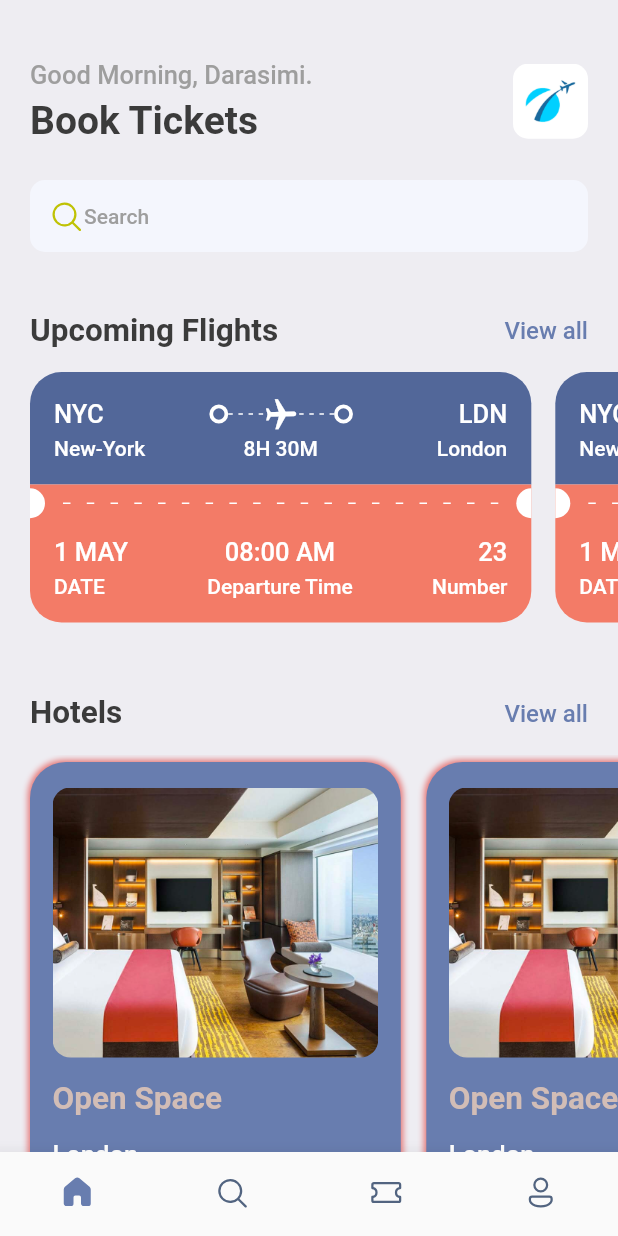
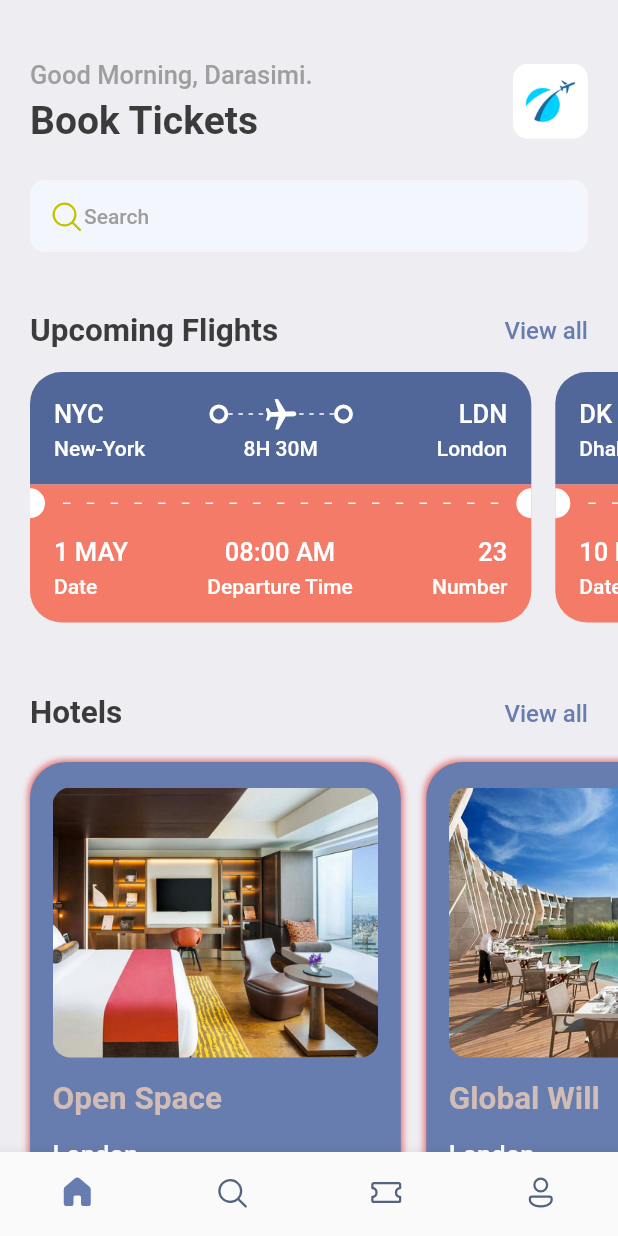
Before and after one commit to daraximi/flight_booking_app, a Flutter app: the screen it shows after launch, on a phone screen of 412 x 824 dp. Run offline on Flutter 3.47's test engine with Material 2 defaults, Android fonts, the phone set to English and light mode, and no system bars; our stand-ins replace fluentui_icons, gap, get.

Commit message:
Finished Home Screen Elements

```diff
--- a/lib/Screens/home_screen.dart
+++ b/lib/Screens/home_screen.dart
@@ -2,6 +2,7 @@
 
 import 'package:flight_booking_app/Screens/hotel_screen.dart';
 import 'package:flight_booking_app/Screens/ticket_view.dart';
+import 'package:flight_booking_app/utils/app_info_list.dart';
 import 'package:fluentui_icons/fluentui_icons.dart';
 import 'package:flutter/material.dart';
 import 'package:flight_booking_app/utils/app_styles.dart';
@@ -92,10 +93,8 @@ class HomeScreen extends StatelessWidget {
             SingleChildScrollView(
               scrollDirection: Axis.horizontal,
               padding: const EdgeInsets.only(left: 20),
-              child: Row(children: [
-                TicketView(),
-                TicketView()
-              ]),
+              child: Row(
+                children:ticketList.map((singleTicket) => TicketView(ticket: singleTicket)).toList()),
             ),
             const Gap(15),
             Container(
@@ -122,14 +121,8 @@ class HomeScreen extends StatelessWidget {
               scrollDirection: Axis.horizontal,
               padding: const EdgeInsets.only(left:20),
               child: Row(
-                children: [
-                  HotelScreen(),
-                  HotelScreen(),
-                  HotelScreen(),
-                  HotelScreen()
-                ],
+                children: hotelList.map((singleHotel) => HotelScreen(hotel: singleHotel)).toList(),
               )),
-
           ],
         ));
   }
--- a/lib/Screens/hotel_screen.dart
+++ b/lib/Screens/hotel_screen.dart
@@ -6,10 +6,12 @@ import 'package:flutter/material.dart';
 import 'package:gap/gap.dart';
 
 class HotelScreen extends StatelessWidget {
-  const HotelScreen({super.key});
+  final Map<String, dynamic> hotel;
+  const HotelScreen({Key? key, required this.hotel}) : super(key: key);
 
   @override
   Widget build(BuildContext context) {
+    print('Hotel price is ${hotel['price']}');
     final size = AppLayout.getSize(context);
     return Container(
       padding: const EdgeInsets.symmetric(horizontal: 15, vertical: 17),
@@ -23,10 +25,9 @@ class HotelScreen extends StatelessWidget {
               blurRadius: 3,
               spreadRadius: 1,
             )
-        ]
-      ),
-      width: size.width*0.6,
-      height: 350,
+          ]),
+      width: size.width * 0.6,
+      height: AppLayout.getHeight(350),
       child: Column(
         crossAxisAlignment: CrossAxisAlignment.start,
         children: [
@@ -35,33 +36,27 @@ class HotelScreen extends StatelessWidget {
               decoration: BoxDecoration(
                 borderRadius: BorderRadius.circular(12),
                 color: Styles.primaryColor,
-              image: const DecorationImage(
+                image: DecorationImage(
                     fit: BoxFit.cover,
-                image: AssetImage(
-                  "assets/images/one.png"
-                )
-              )
-            ),
-          )
-        ,
+                    image: AssetImage("assets/images/${hotel['image']}")),
+              )),
           const Gap(15),
           Text(
-          "Open Space",
+            hotel['place'],
             style: Styles.headLineStyle2.copyWith(color: Styles.kakiColor),
           ),
           const Gap(15),
           Text(
-          "London",
+            hotel['destination'],
             style: Styles.headLineStyle3.copyWith(color: Colors.white),
           ),
           const Gap(8),
           Text(
-          "\$40/night",
+            '\$${hotel['price']}/night',
             style: Styles.headLineStyle.copyWith(color: Styles.kakiColor),
           )
         ],
       ),
-
     );
   }
 }
--- a/lib/Screens/ticket_view.dart
+++ b/lib/Screens/ticket_view.dart
@@ -6,13 +6,14 @@ import 'package:flutter/material.dart';
 import 'package:gap/gap.dart';
 
 class TicketView extends StatelessWidget {
-  const TicketView({super.key});
+  final Map<String, dynamic> ticket;
+  const TicketView({Key? key, required this.ticket}): super(key: key);
 
   @override
   Widget build(BuildContext context) {
     final size = AppLayout.getSize(context);
     return SizedBox(
-      width: size.width*0.85,
+      width: size.width * 0.85,
       height: 200,
       child: Container(
         margin: const EdgeInsets.only(right: 16),
@@ -30,7 +31,7 @@ class TicketView extends StatelessWidget {
               child: Column(children: [
                 Row(
                   children: [
-                    Text("NYC",
+                    Text(ticket['from']['code'],
                         style: Styles.headLineStyle3
                             .copyWith(color: Colors.white)),
                     Expanded(child: Container()),
@@ -45,6 +46,8 @@ class TicketView extends StatelessWidget {
                                 BoxConstraints constraints) {
                               print(
                                   "The width is ${constraints.constrainWidth()}");
+                              print(
+                                  "The height is ${constraints.constrainHeight()}");
                               return Flex(
                                 direction: Axis.horizontal,
                                 mainAxisAlignment:
@@ -74,7 +77,7 @@ class TicketView extends StatelessWidget {
                     )),
                     ThickContainer(),
                     Expanded(child: Container()),
-                    Text("LDN",
+                    Text(ticket['to']['code'],
                         style:
                             Styles.headLineStyle3.copyWith(color: Colors.white))
                   ],
@@ -86,17 +89,17 @@ class TicketView extends StatelessWidget {
                     SizedBox(
                         width: 100,
                         child: Text(
-                          "New-York",
+                          ticket['from']['name'],
                           style: Styles.headLineStyle4
                               .copyWith(color: Colors.white),
                         )),
-                    Text("8H 30M",
+                    Text(ticket['flying_time'],
                         style: Styles.headLineStyle4
                             .copyWith(color: Colors.white)),
                     SizedBox(
                         width: 100,
                         child: Text(
-                          "London",
+                          ticket['to']['name'],
                           textAlign: TextAlign.end,
                           style: Styles.headLineStyle4
                               .copyWith(color: Colors.white),
@@ -120,7 +123,8 @@ class TicketView extends StatelessWidget {
                               bottomRight: Radius.circular(10))),
                     ),
                   ),
-                  Expanded(child: Padding(
+                  Expanded(
+                      child: Padding(
                     padding: const EdgeInsets.all(12.0),
                     child: LayoutBuilder(builder:
                         (BuildContext context, BoxConstraints constraints) {
@@ -128,14 +132,15 @@ class TicketView extends StatelessWidget {
                           direction: Axis.horizontal,
                           mainAxisAlignment: MainAxisAlignment.spaceBetween,
                           mainAxisSize: MainAxisSize.max,
-                        children: List.generate((constraints.constrainWidth()/15).floor(), (index) => SizedBox(
-                          width: 5,height: 1,
+                          children: List.generate(
+                              (constraints.constrainWidth() / 15).floor(),
+                              (index) => SizedBox(
+                                    width: 5,
+                                    height: 1,
                                     child: DecoratedBox(
-                            decoration:BoxDecoration(
-                              color: Colors.white
-                            ) ),
-                        ))
-                      );
+                                        decoration:
+                                            BoxDecoration(color: Colors.white)),
+                                  )));
                     }),
                   )),
                   const SizedBox(
@@ -159,7 +164,8 @@ class TicketView extends StatelessWidget {
                   borderRadius: BorderRadius.only(
                       bottomLeft: Radius.circular(21),
                       bottomRight: Radius.circular(21))),
-                  padding: const EdgeInsets.only(left: 16, top:10, right: 16, bottom: 16),
+              padding: const EdgeInsets.only(
+                  left: 16, top: 10, right: 16, bottom: 16),
               child: Column(
                 children: [
                   Row(
@@ -168,28 +174,43 @@ class TicketView extends StatelessWidget {
                       Column(
                         crossAxisAlignment: CrossAxisAlignment.start,
                         children: [
-                              Text("1 MAY", style:  Styles.headLineStyle3.copyWith(color: Colors.white),),
+                          Text(
+                            ticket['date'],
+                            style: Styles.headLineStyle3
+                                .copyWith(color: Colors.white),
+                          ),
                           const Gap(5),
-
-                              Text("DATE", style: Styles.headLineStyle4.copyWith(color: Colors.white))
+                          Text("Date",
+                              style: Styles.headLineStyle4
+                                  .copyWith(color: Colors.white))
                         ],
                       ),
                       Column(
                         crossAxisAlignment: CrossAxisAlignment.center,
                         children: [
-                              Text("08:00 AM", style:  Styles.headLineStyle3.copyWith(color: Colors.white),),
+                          Text(
+                            ticket['departure_time'],
+                            style: Styles.headLineStyle3
+                                .copyWith(color: Colors.white),
+                          ),
                           const Gap(5),
-
-                              Text("Departure Time", style: Styles.headLineStyle4.copyWith(color: Colors.white))
+                          Text("Departure Time",
+                              style: Styles.headLineStyle4
+                                  .copyWith(color: Colors.white))
                         ],
                       ),
                       Column(
                         crossAxisAlignment: CrossAxisAlignment.end,
                         children: [
-                              Text("23", style:  Styles.headLineStyle3.copyWith(color: Colors.white),),
+                          Text(
+                            ticket['number'].toString(),
+                            style: Styles.headLineStyle3
+                                .copyWith(color: Colors.white),
+                          ),
                           const Gap(5),
-
-                              Text("Number", style: Styles.headLineStyle4.copyWith(color: Colors.white))
+                          Text("Number",
+                              style: Styles.headLineStyle4
+                                  .copyWith(color: Colors.white))
                         ],
                       )
                     ],
--- /dev/null
+++ b/lib/utils/app_info_list.dart
@@ -0,0 +1,50 @@
+List<Map<String,dynamic>> hotelList = [
+  {
+    'image':'one.png',
+    'place':'Open Space',
+    'destination':'London',
+    'price':25
+  },
+  {
+    'image':'two.png',
+    'place':'Global Will',
+    'destination':'London',
+    'price' : 40
+  },
+  {
+    'image':'three.png',
+    'place':'Tallest Building',
+    'destination':'Dubai',
+    'price': 68
+  }
+];
+List<Map<String, dynamic>> ticketList = [
+  {
+    'from': {
+      'code':"NYC",
+      'name':"New-York"
+    },
+    'to': {
+      'code':"LDN",
+      'name':"London"
+    },
+    'flying_time': '8H 30M',
+    'date': "1 MAY",
+    'departure_time':"08:00 AM",
+    "number":23
+  },
+  {
+    'from': {
+      'code':"DK",
+      'name':"Dhaka"
+    },
+    'to': {
+      'code':"SH",
+      'name':"Shanghai"
+    },
+    'flying_time': '4H 20M',
+    'date': "10 MAY",
+    'departure_time':"09:00 AM",
+    "number":45
+  },
+];
--- a/lib/utils/app_layout.dart
+++ b/lib/utils/app_layout.dart
@@ -1,9 +1,25 @@
 import 'package:flutter/material.dart';
+import 'package:get/get.dart';
 
-class AppLayout
-{
-  static getSize(BuildContext context)
-  {
+class AppLayout {
+  static getSize(BuildContext context) {
     return MediaQuery.of(context).size;
   }
+
+  static getScreenHeight() {
+    return Get.height;
+  }
+
+  static getScreenWidth() {
+    return Get.width;
+  }
+
+  static getHeight(double pixels) {
+    double x = getScreenHeight() / pixels;
+    return getScreenHeight() / x;
+  }
+  static getWidth(double pixels) {
+    double x = getScreenWidth()/ pixels;
+    return getScreenWidth() / x;
+  }
 }
--- a/pubspec.yaml
+++ b/pubspec.yaml
@@ -37,6 +37,7 @@ dependencies:
   # Use with the CupertinoIcons class for iOS style icons.
   cupertino_icons: ^1.0.2
   fluentui_icons: ^1.0.0
+  get:
   gap: ^2.0.0
 
 dev_dependencies:
```
Also changed, not shown: pubspec.lock. Lines whose indentation alone changed are shown as unchanged.
